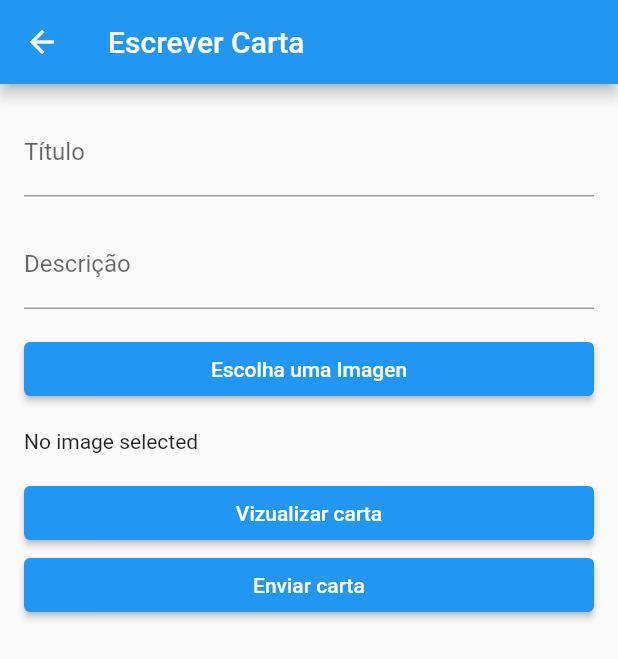
After one commit to GabrielWaif/PAC-IV, a Flutter app: the RegisterScreen screen opened by its route, after a tap on "Escolha uma Imagen", on a phone screen of 412 x 824 dp. The commit adds this screen. Shown: the top 659 px of the screen. Run offline on Flutter 3.47's test engine with Material 2 defaults, Android fonts, the phone set to English and light mode, and no system bars; our stand-ins replace font_awesome_flutter, image_picker, permission_handler; missing offline and left inert: dart:ffi.

Commit message:
added the classes and changes in the code

```diff
--- /dev/null
+++ b/pac_4/lib/pages/register_card.dart
@@ -0,0 +1,130 @@
+import 'dart:ffi';
+import 'dart:io';
+
+import 'package:flutter/material.dart';
+import 'package:font_awesome_flutter/font_awesome_flutter.dart';
+import 'package:image_picker/image_picker.dart';
+import 'package:permission_handler/permission_handler.dart';
+
+import 'custom_card.dart';
+
+class RegisterScreen extends StatefulWidget {
+  const RegisterScreen({Key? key}) : super(key: key);
+
+  @override
+  _RegisterScreenState createState() => _RegisterScreenState();
+}
+
+void _handleRegistration(BuildContext context) {
+  Navigator.pushReplacementNamed(context, '/');
+}
+
+class _RegisterScreenState extends State<RegisterScreen> {
+  // Define variables to store user input and image.
+  bool previewedCard = false;
+  String title = '';
+  String description = '';
+  XFile? pickedImage;
+
+  // Function to request image picker permission.
+  Future<void> requestImagePermission() async {
+    final status = await Permission.camera.request();
+    if (status.isGranted) {
+      // Permission granted.
+    } else {
+      // Permission denied.
+      // Handle the denial.
+    }
+  }
+
+  // Function to open image picker.
+  Future<void> _pickImage() async {
+    await requestImagePermission();
+    final picker = ImagePicker();
+    final pickedFile = await picker.pickImage(source: ImageSource.gallery);
+
+    setState(() {
+      pickedImage = pickedFile;
+    });
+  }
+
+  @override
+  Widget build(BuildContext context) {
+    return Scaffold(
+      appBar: AppBar(
+        title: Text('Escrever Carta'),
+      ),
+      body: Padding(
+        padding: const EdgeInsets.all(16.0),
+        child: Column(
+          crossAxisAlignment: CrossAxisAlignment.stretch,
+          children: <Widget>[
+            TextFormField(
+              decoration: InputDecoration(labelText: 'Título'),
+              onChanged: (value) {
+                setState(() {
+                  title = value;
+                });
+              },
+            ),
+            SizedBox(height: 16.0),
+            TextFormField(
+              decoration: InputDecoration(labelText: 'Descrição'),
+              onChanged: (value) {
+                setState(() {
+                  description = value;
+                });
+              },
+            ),
+            SizedBox(height: 16.0),
+            ElevatedButton(
+              onPressed: _pickImage,
+              child: Text('Escolha uma Imagen'),
+            ),
+            SizedBox(height: 16.0),
+            pickedImage != null ? Text('') : Text('No image selected'),
+            SizedBox(height: 16.0),
+            ElevatedButton(
+              onPressed: () {
+                if (title.isNotEmpty &&
+                    description.isNotEmpty &&
+                    pickedImage != null) {
+                  previewedCard = true;
+                  Navigator.push(
+                    context,
+                    MaterialPageRoute(
+                      builder: (context) => CustomCard(
+                        title: title,
+                        description: description,
+                        imagePath: pickedImage!.path,
+                      ),
+                    ),
+                  );
+                } else {
+                  ScaffoldMessenger.of(context).showSnackBar(SnackBar(
+                    content: Text('Preencha todos os campos'),
+                  )
+                  );
+                }
+              },
+              child: Text('Vizualizar carta'),
+            ),
+            ElevatedButton(
+              onPressed: () {
+                if (previewedCard == true) {
+                  _handleRegistration(context);
+                } else {
+                  ScaffoldMessenger.of(context).showSnackBar(SnackBar(
+                    content: Text('Visualize a carta primeiramente'),
+                  )
+                  );
+                }
+              },
+              child: Text('Enviar carta'),
+            ),
+          ],
+        ),
+      ),
+    );
+  }
+}
--- a/pac_4/pubspec.yaml
+++ b/pac_4/pubspec.yaml
@@ -35,6 +35,8 @@ dependencies:
   # The following adds the Cupertino Icons font to your application.
   # Use with the CupertinoIcons class for iOS style icons.
   cupertino_icons: ^1.0.2
+  permission_handler: ^11.0.0
+  image_picker: ^1.0.4
 
 dev_dependencies:
   flutter_test:
```
Also changed, not shown: pac_4/lib/main.dart (+20 -1 lines), pac_4/lib/pages/custom_card.dart (added, +43 -0 lines), 5 other files.
